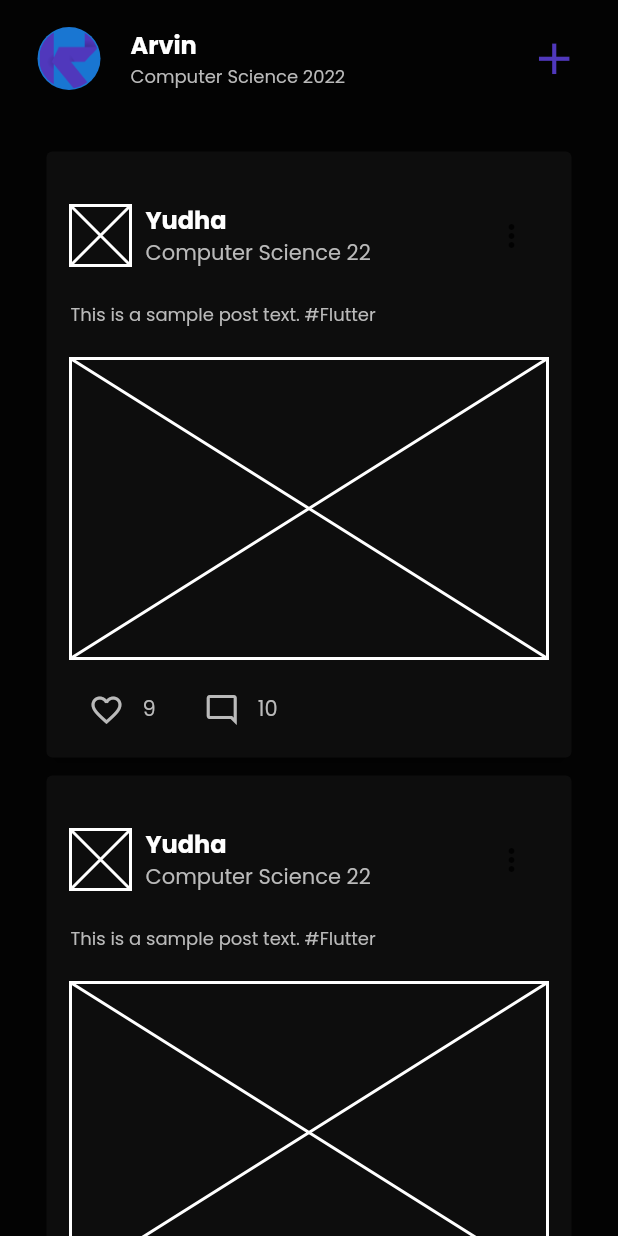
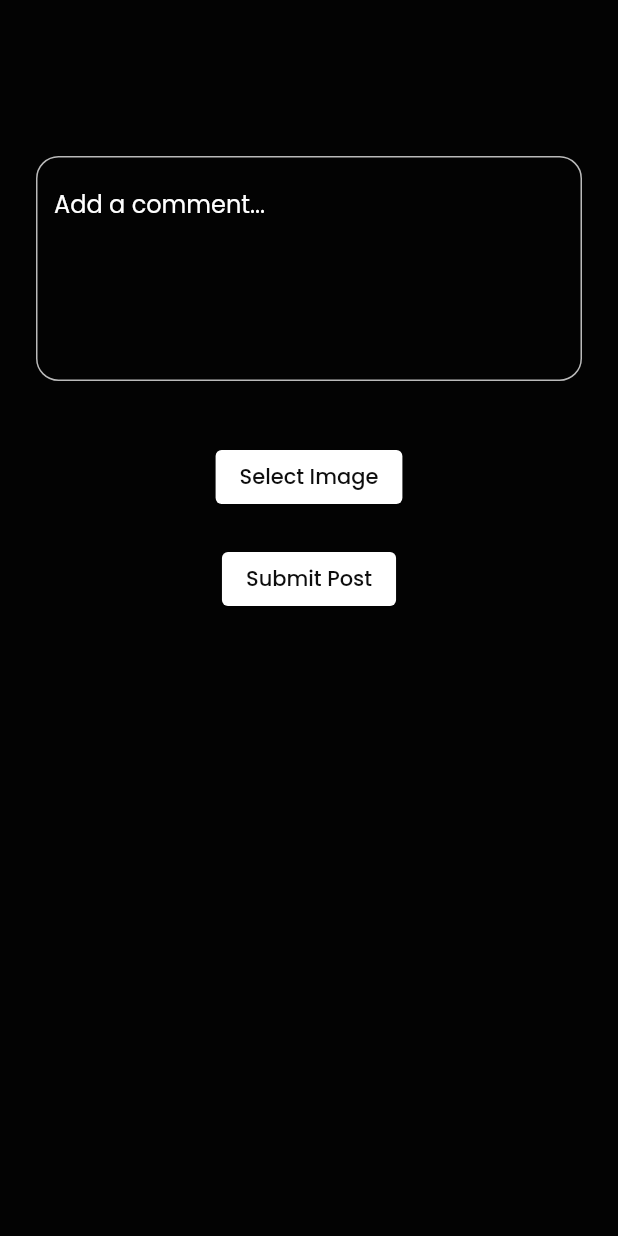
Before and after one commit to achievagemilang/sociabile, a Flutter app: the screen it shows after launch, after a tap on the "add" icon, on a phone screen of 412 x 824 dp. Run offline on Flutter 3.47's test engine with Material 2 defaults, Android fonts, the light colour scheme and no system bars; our stand-ins replace awesome_snackbar_content, google_fonts, image_picker, shared_preferences; network calls fail.

Commit message:
finished all ui

```diff
--- a/lib/models/user.dart
+++ b/lib/models/user.dart
@@ -21,6 +21,29 @@ class User {
     required this.updatedAt,
   });
 
+  User copy({
+    int? id,
+    String? firstName,
+    String? lastName,
+    String? email,
+    String? birthDate,
+    String? photoUrl,
+    String? photoPublicId,
+    DateTime? createdAt,
+    DateTime? updatedAt,
+  }) =>
+      User(
+        id: id ?? this.id,
+        firstName: firstName ?? this.firstName,
+        lastName: lastName ?? this.lastName,
+        email: email ?? this.email,
+        birthDate: birthDate ?? this.birthDate,
+        photoUrl: photoUrl ?? this.photoUrl,
+        photoPublicId: photoPublicId ?? this.photoPublicId,
+        createdAt: createdAt ?? this.createdAt,
+        updatedAt: updatedAt ?? this.updatedAt,
+      );
+
   factory User.fromJson(Map<String, dynamic> json) {
     return User(
       id: json['id'],
--- a/lib/page/comment_page.dart
+++ b/lib/page/comment_page.dart
@@ -65,6 +65,10 @@ class CommentPage extends StatelessWidget {
               Padding(
                 padding: EdgeInsets.all(16.0),
                 child: TextField(
+                  style: TextStyle(
+                    color: GlobalVariables.secondaryColor,
+                    fontFamily: 'Poppins',
+                  ),
                   decoration: InputDecoration(
                     hintText: 'Add a comment...',
                     hintStyle: TextStyle(color: GlobalVariables.secondaryColor),
--- /dev/null
+++ b/lib/page/create_post_page.dart
@@ -0,0 +1,117 @@
+import 'dart:io';
+
+import 'package:flutter/material.dart';
+import 'package:image_picker/image_picker.dart';
+import 'package:sociabile/constants/global_variables.dart';
+
+class CreatePostPage extends StatefulWidget {
+  @override
+  _CreatePostPageState createState() => _CreatePostPageState();
+}
+
+class _CreatePostPageState extends State<CreatePostPage> {
+  TextEditingController _textEditingController = TextEditingController();
+  File? _imageFile;
+
+  Future<void> _getImage() async {
+    final pickedFile =
+        await ImagePicker().pickImage(source: ImageSource.gallery);
+
+    setState(() {
+      if (pickedFile != null) {
+        _imageFile = File(pickedFile.path);
+      }
+    });
+  }
+
+  void _submitPost() {
+    // Implement your post submission logic here
+    // You can access the text content using _textEditingController.text
+    // and the image (if selected) using _imageFile
+  }
+
+  @override
+  void dispose() {
+    _textEditingController.dispose();
+    super.dispose();
+  }
+
+  @override
+  Widget build(BuildContext context) {
+    return Scaffold(
+      backgroundColor: GlobalVariables.backgroundColor,
+      body: SingleChildScrollView(
+        padding: EdgeInsets.all(16.0),
+        child: Padding(
+          padding: const EdgeInsets.all(8.0),
+          child: Column(
+            mainAxisAlignment: MainAxisAlignment.center,
+            crossAxisAlignment: CrossAxisAlignment.start,
+            children: [
+              SizedBox(
+                height: 80,
+              ),
+              TextField(
+                controller: _textEditingController,
+                maxLines: 5,
+                style: TextStyle(
+                  color: GlobalVariables.secondaryColor,
+                  fontFamily: 'Poppins',
+                ),
+                decoration: InputDecoration(
+                  hintText: 'Add a comment...',
+                  hintStyle: TextStyle(color: GlobalVariables.secondaryColor),
+                  border: const OutlineInputBorder(
+                      borderSide: BorderSide(
+                        color: GlobalVariables.subtitleColor,
+                      ),
+                      borderRadius: BorderRadius.all(Radius.circular(15))),
+                  enabledBorder: const OutlineInputBorder(
+                      borderSide: BorderSide(
+                        color: GlobalVariables.subtitleColor,
+                      ),
+                      borderRadius: BorderRadius.all(Radius.circular(15))),
+                ),
+              ),
+              SizedBox(height: 20),
+              _imageFile != null
+                  ? Image.file(
+                      _imageFile!,
+                      height: 200,
+                      width: double.infinity,
+                      fit: BoxFit.cover,
+                    )
+                  : SizedBox.shrink(),
+              SizedBox(height: 20),
+              Center(
+                child: ElevatedButton(
+                  onPressed: _getImage,
+                  child: Text(
+                    'Select Image',
+                    style: TextStyle(
+                      color: GlobalVariables.greyBackgroundCOlor,
+                      fontFamily: 'Poppins',
+                    ),
+                  ),
+                ),
+              ),
+              SizedBox(height: 20),
+              Center(
+                child: ElevatedButton(
+                  onPressed: _submitPost,
+                  child: Text(
+                    'Submit Post',
+                    style: TextStyle(
+                      color: GlobalVariables.greyBackgroundCOlor,
+                      fontFamily: 'Poppins',
+                    ),
+                  ),
+                ),
+              ),
+            ],
+          ),
+        ),
+      ),
+    );
+  }
+}
--- a/lib/page/main_page.dart
+++ b/lib/page/main_page.dart
@@ -3,6 +3,8 @@ import 'dart:io';
 import 'package:flutter/material.dart';
 import 'package:sociabile/constants/global_variables.dart';
 import 'package:sociabile/model/post.dart';
+import 'package:sociabile/page/create_post_page.dart';
+import 'package:sociabile/page/profile_page.dart';
 import 'package:sociabile/widgets/social_media_post_card.dart';
 
 import '../model/comment.dart';
@@ -85,25 +87,26 @@ class _MainPageState extends State<MainPage> {
       backgroundColor: GlobalVariables.backgroundColor,
       body: SafeArea(
         child: SingleChildScrollView(
-          physics: BouncingScrollPhysics(),
+          physics: const BouncingScrollPhysics(),
           child: Padding(
-            padding: EdgeInsets.symmetric(horizontal: 25.0, vertical: 8.0),
+            padding:
+                const EdgeInsets.symmetric(horizontal: 25.0, vertical: 8.0),
             child: Column(
               crossAxisAlignment: CrossAxisAlignment.start,
               children: [
-                SizedBox(height: 10),
+                const SizedBox(height: 10),
                 Row(
                   mainAxisAlignment: MainAxisAlignment.spaceBetween,
                   children: [
                     Row(
                       children: [
                         InkWell(
-                          // onTap: () => Navigator.push(
-                          //   context,
-                          //   MaterialPageRoute(
-                          //     builder: (context) =>  ProfilePage(),
-                          //   ),
-                          // ),
+                          onTap: () => Navigator.push(
+                            context,
+                            MaterialPageRoute(
+                              builder: (context) => ProfilePage(),
+                            ),
+                          ),
                           child: CircleAvatar(
                             radius: 21,
                             child: CircleAvatar(
@@ -146,12 +149,12 @@ class _MainPageState extends State<MainPage> {
                     InkWell(
                       splashColor: GlobalVariables.secondaryColor,
                       onTap: () {
-                        // Navigator.push(
-                        //   context,
-                        //   MaterialPageRoute(
-                        //     builder: (context) =>  LovedListPage(),
-                        //   ),
-                        // );
+                        Navigator.push(
+                          context,
+                          MaterialPageRoute(
+                            builder: (context) => CreatePostPage(),
+                          ),
+                        );
                       },
                       child: Icon(
                         Icons.add,
@@ -161,7 +164,7 @@ class _MainPageState extends State<MainPage> {
                     ),
                   ],
                 ),
-                SizedBox(height: 35),
+                const SizedBox(height: 35),
                 Column(
                   crossAxisAlignment: CrossAxisAlignment.start,
                   children: posts.map((post) {
--- a/lib/provider/auth_provider.dart
+++ b/lib/provider/auth_provider.dart
@@ -1,5 +1,25 @@
+import 'dart:convert';
+import 'package:shared_preferences/shared_preferences.dart';
+
 import 'package:flutter/material.dart';
+import 'package:sociabile/models/user.dart';
+import 'package:sociabile/services/auth_services.dart';
 
 class AuthProvider extends ChangeNotifier {
-  //test
+  final AuthService authService = AuthService();
+  User _user = User(
+    id: 0,
+    firstName: '',
+    lastName: '',
+    email: '',
+    createdAt: DateTime.now(),
+    updatedAt: DateTime.now(),
+  );
+
+  User get user => _user;
+  void setUser(String user) {
+    // print(user);
+    // _user = User.fromJson(user);
+    // notifyListeners();
+  }
 }
--- a/pubspec.yaml
+++ b/pubspec.yaml
@@ -17,6 +17,7 @@ dependencies:
   google_sign_in: ^6.1.4
   flutter_bloc: ^8.1.3
   shared_preferences: ^2.2.1
+  image_picker: ^1.0.4
 
 
 dev_dependencies:
```
Also changed, not shown: lib/page/profile_page.dart (added, +122 -0 lines), lib/widgets/ribbon_description.dart (added, +44 -0 lines), lib/widgets/ribbon_heading.dart (added, +28 -0 lines), lib/widgets/textfield_widget.dart (added, +71 -0 lines), 5 other files.
